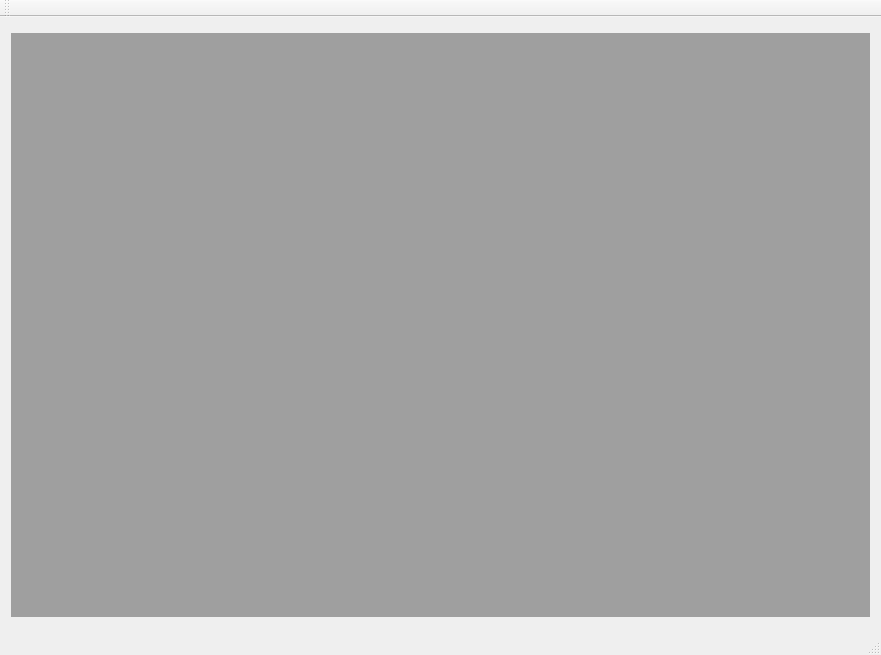
sonicyang/RPGMaker, file mainwindow.ui: the form before one commit.
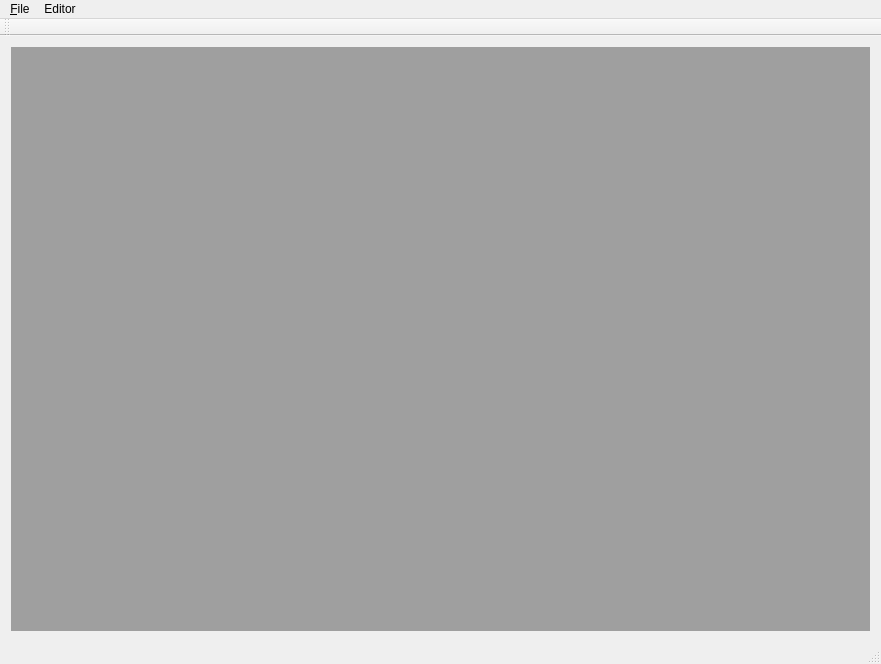
The form after the commit.

What changed in the file:
```diff
--- a/mainwindow.ui
+++ b/mainwindow.ui
@@ -339,6 +339,21 @@
      <height>21</height>
     </rect>
    </property>
+   <widget class="QMenu" name="menuFile">
+    <property name="title">
+     <string>&amp;File</string>
+    </property>
+    <addaction name="actionSave"/>
+   </widget>
+   <widget class="QMenu" name="menuItem">
+    <property name="title">
+     <string>Editor</string>
+    </property>
+    <addaction name="actionItem"/>
+    <addaction name="actionSkills"/>
+   </widget>
+   <addaction name="menuFile"/>
+   <addaction name="menuItem"/>
   </widget>
  </widget>
  <layoutdefault spacing="6" margin="11"/>
```
Left out of the diff: 303 changed lines with no effect on the pictures.
